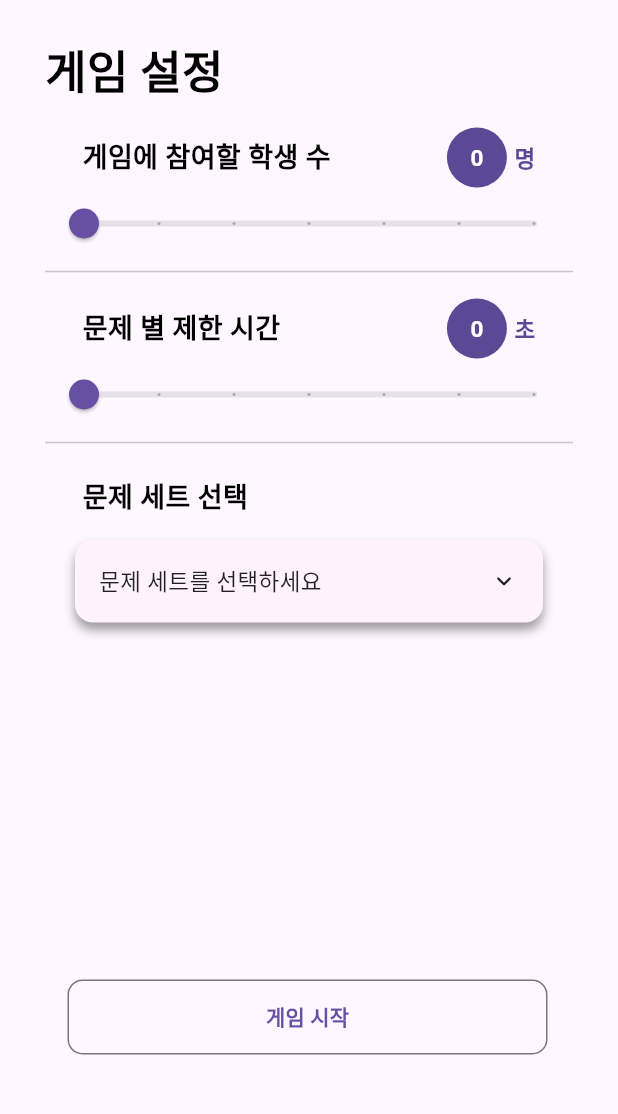
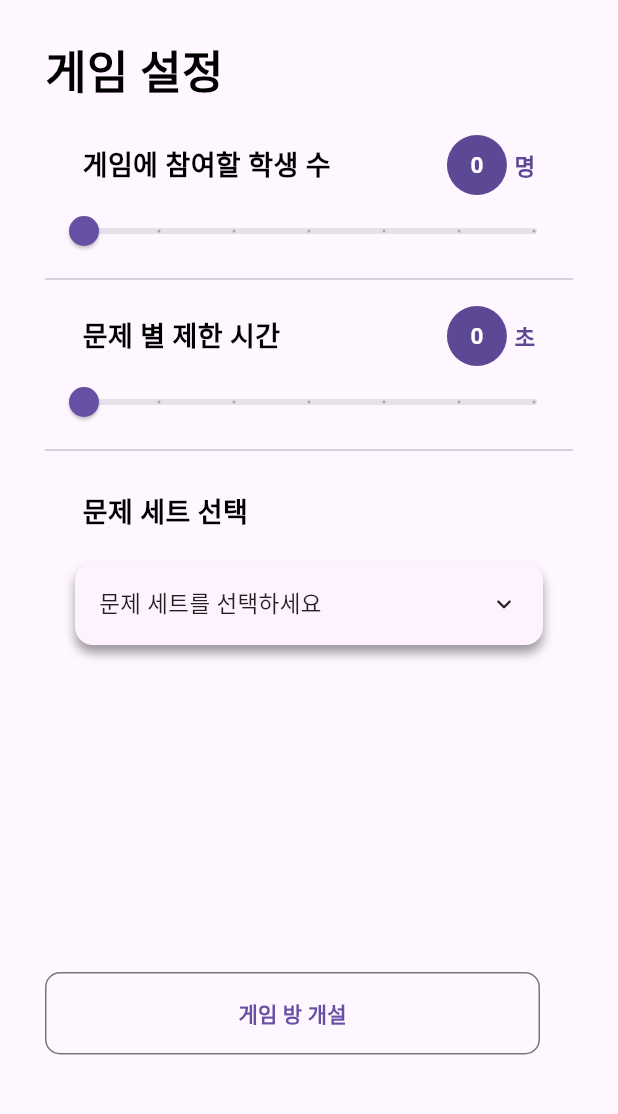
Before and after one commit to hjg1473/-, a Flutter app: the SuperGameSettingScreen screen opened by its route, on a phone screen of 412 x 824 dp, the part 84-1198 px from its top. Run offline on Flutter 3.47's test engine with Material 3 defaults, Android fonts, the light colour scheme and no system bars; drawn by our look-alikes of animated_custom_dropdown; missing offline and left inert: speech_balloon.

Commit message:
added game ready screen

```diff
--- a/block_english/lib/main.dart
+++ b/block_english/lib/main.dart
@@ -29,9 +29,9 @@ class MyApp extends StatelessWidget {
         '/reg_super_screen': (context) => const RegSuperScreen(),
         '/std_main_screen': (context) => const StudentMainScreen(),
         '/super_main_screen': (context) => const SuperMainScreen(),
-        '/super_game_screen': (context) => const SuperGameScreen(),
         '/super_game_setting_screen': (context) =>
             const SuperGameSettingScreen(),
+        '/super_game_screen': (context) => const SuperGameScreen(),
       },
     );
   }
--- a/block_english/lib/screens/Super/super_game_setting_screen.dart
+++ b/block_english/lib/screens/Super/super_game_setting_screen.dart
@@ -62,7 +62,7 @@ class _SuperGameSettingScreenState extends State<SuperGameSettingScreen> {
               ),
             ),
             const SizedBox(
-              height: 15,
+              height: 20,
             ),
             Padding(
               padding: const EdgeInsets.symmetric(horizontal: 25.0),
@@ -113,7 +113,7 @@ class _SuperGameSettingScreenState extends State<SuperGameSettingScreen> {
               value: playerSliderValue,
               max: 30,
               divisions: 6,
-              label: '${playerSliderValue.round()}명',
+              label: '${playerSliderValue.round()}',
               onChanged: (value) {
                 setState(
                   () {
@@ -178,7 +178,7 @@ class _SuperGameSettingScreenState extends State<SuperGameSettingScreen> {
               value: timeSliderValue,
               max: 60,
               divisions: 6,
-              label: '${timeSliderValue.round()}초',
+              label: '${timeSliderValue.round()}',
               onChanged: (value) {
                 setState(
                   () {
@@ -192,7 +192,7 @@ class _SuperGameSettingScreenState extends State<SuperGameSettingScreen> {
               thickness: 1,
             ),
             const Padding(
-              padding: EdgeInsets.symmetric(horizontal: 25.0, vertical: 15.0),
+              padding: EdgeInsets.symmetric(horizontal: 25.0, vertical: 20.0),
               child: Text(
                 "문제 세트 선택",
                 style: TextStyle(
@@ -227,12 +227,12 @@ class _SuperGameSettingScreenState extends State<SuperGameSettingScreen> {
             ),
             const Spacer(),
             const Padding(
-              padding: EdgeInsets.symmetric(horizontal: 15.0, vertical: 40.0),
+              padding: EdgeInsets.symmetric(horizontal: 0.0, vertical: 40.0),
               child: RoundCornerRouteButton(
-                text: "게임 시작",
+                text: "게임 방 개설",
                 routeName: '/super_game_screen',
-                width: 320,
-                height: 50,
+                width: 330,
+                height: 55,
                 type: ButtonType.outlined,
                 radius: 10,
                 bold: true,
```
Also changed, not shown: block_english/lib/screens/Super/super_game_screen.dart (+128 -1 lines).
